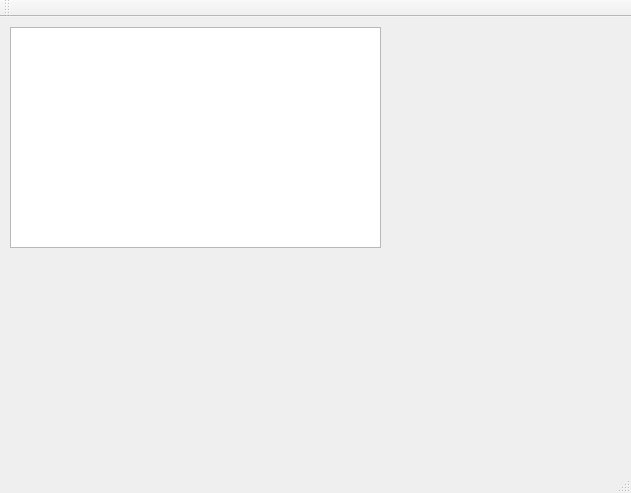
First picture: the form in mainwindow.ui, repository GlebZigert/MyQTree, before the edit.
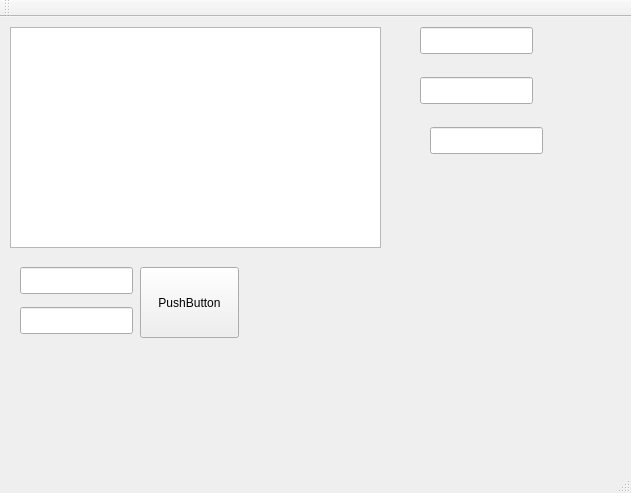
Second picture: the form after the edit.

The edit to the form file:
```diff
--- a/mainwindow.ui
+++ b/mainwindow.ui
@@ -24,6 +24,69 @@
      </rect>
     </property>
    </widget>
+   <widget class="QLineEdit" name="lineEdit">
+    <property name="geometry">
+     <rect>
+      <x>420</x>
+      <y>10</y>
+      <width>113</width>
+      <height>27</height>
+     </rect>
+    </property>
+   </widget>
+   <widget class="QLineEdit" name="lineEdit_2">
+    <property name="geometry">
+     <rect>
+      <x>420</x>
+      <y>60</y>
+      <width>113</width>
+      <height>27</height>
+     </rect>
+    </property>
+   </widget>
+   <widget class="QLineEdit" name="name_item_to_append">
+    <property name="geometry">
+     <rect>
+      <x>20</x>
+      <y>250</y>
+      <width>113</width>
+      <height>27</height>
+     </rect>
+    </property>
+   </widget>
+   <widget class="QLineEdit" name="type_item_to_append">
+    <property name="geometry">
+     <rect>
+      <x>20</x>
+      <y>290</y>
+      <width>113</width>
+      <height>27</height>
+     </rect>
+    </property>
+   </widget>
+   <widget class="QPushButton" name="pushButton">
+    <property name="geometry">
+     <rect>
+      <x>140</x>
+      <y>250</y>
+      <width>99</width>
+      <height>71</height>
+     </rect>
+    </property>
+    <property name="text">
+     <string>PushButton</string>
+    </property>
+   </widget>
+   <widget class="QLineEdit" name="lineEdit_3">
+    <property name="geometry">
+     <rect>
+      <x>430</x>
+      <y>110</y>
+      <width>113</width>
+      <height>27</height>
+     </rect>
+    </property>
+   </widget>
   </widget>
   <widget class="QMenuBar" name="menuBar">
    <property name="geometry">
```
